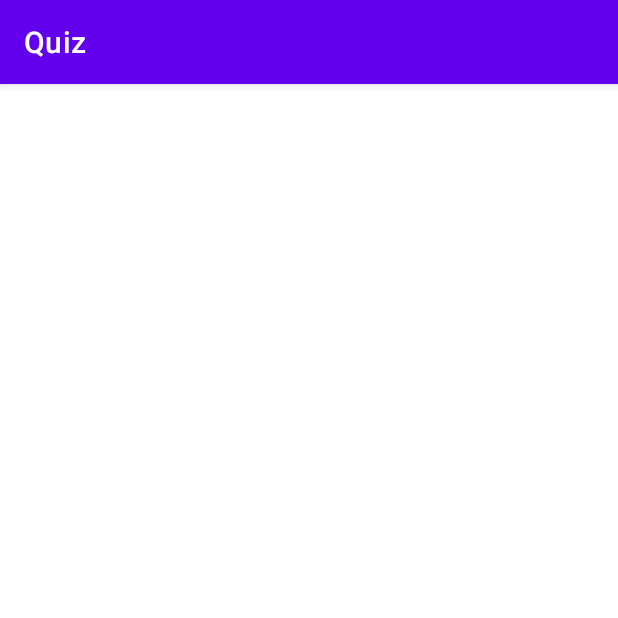
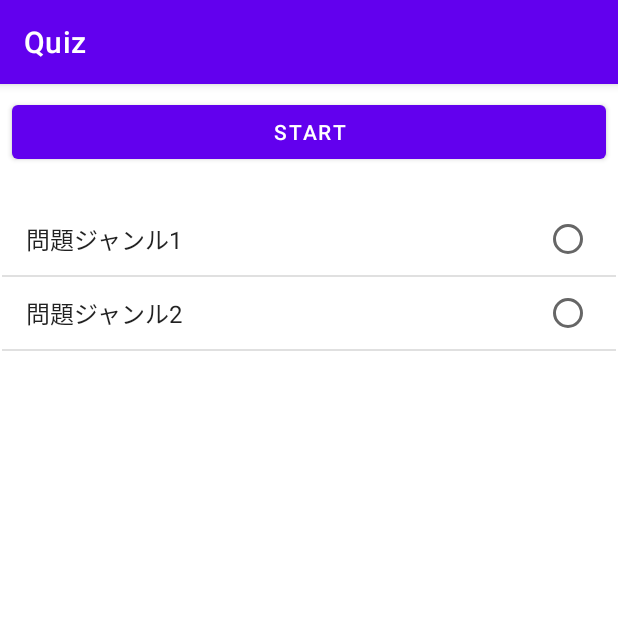
Before and after one commit to wonderers/Quiz, an Android app: the screen it shows after launch (MainActivity before the commit, StartActivity after it), on a phone screen of 412 x 824 dp, the top half of it. Run offline under Robolectric (Android 15) with nearby library versions, the phone set to English and light mode, and no system bars.

Commit message:
スタート画面からメイン画面への移動作成

```diff
--- a/app/src/main/AndroidManifest.xml
+++ b/app/src/main/AndroidManifest.xml
@@ -12,7 +12,7 @@
         android:theme="@style/Theme.Quiz"
         tools:targetApi="31">
         <activity
-            android:name=".MainActivity"
+            android:name=".StartActivity"
             android:exported="true">
             <intent-filter>
                 <action android:name="android.intent.action.MAIN" />
@@ -20,6 +20,8 @@
                 <category android:name="android.intent.category.LAUNCHER" />
             </intent-filter>
         </activity>
+        <activity android:name=".MainActivity"></activity>
+        <activity android:name=".ResultActivity"></activity>
     </application>
 
 </manifest>
--- /dev/null
+++ b/app/src/main/java/une/yasuaki/quiz/ResultActivity.java
@@ -0,0 +1,13 @@
+package une.yasuaki.quiz;
+
+import android.os.Bundle;
+
+import androidx.appcompat.app.AppCompatActivity;
+
+public class ResultActivity extends AppCompatActivity {
+    @Override
+    protected void onCreate(Bundle savedInstanceState) {
+        super.onCreate(savedInstanceState);
+        setContentView(R.layout.activity_result);
+    }
+}
--- a/app/src/main/java/une/yasuaki/quiz/StartActivity.java
+++ b/app/src/main/java/une/yasuaki/quiz/StartActivity.java
@@ -2,7 +2,44 @@ package une.yasuaki.quiz;
 
 import androidx.appcompat.app.AppCompatActivity;
 
+import android.annotation.SuppressLint;
+import android.content.Intent;
 import android.os.Bundle;
+import android.widget.ArrayAdapter;
+import android.widget.Button;
+import android.widget.ListView;
+import android.widget.TextView;
+import android.widget.Toast;
 
-public class StartActivity {
+import java.util.ArrayList;
+
+public class StartActivity extends AppCompatActivity{
+    @Override
+    protected void onCreate(Bundle savedInstanceState) {
+        super.onCreate(savedInstanceState);
+        setContentView(R.layout.activity_start);
+
+        //リスト項目をArray Listとして準備
+        final ArrayList<String> data=new ArrayList<>();
+        data.add("問題ジャンル1");
+        data.add("問題ジャンル2");
+
+        //配列アダプターを作成&ListViewに登録
+        ListView list= findViewById(R.id.list);
+        list.setAdapter(new ArrayAdapter<>(
+                this, android.R.layout.simple_list_item_single_choice,data
+        ));
+
+        list.setOnItemClickListener((adapterView, view, i, l) -> {
+            Toast.makeText(StartActivity.this, String.format("選択したのは%sです",((TextView)view).getText()), Toast.LENGTH_LONG).show();
+        });
+
+        //スタートボタンクリック時に呼び出されるイベントリスナー
+        Button btnStart=findViewById(R.id.btnStart);
+        btnStart.setOnClickListener(view -> {
+            // MainActivityへのインテントを作成
+            Intent i=new Intent(StartActivity.this,MainActivity.class);
+            startActivity(i);
+        });
+    }
 }
--- /dev/null
+++ b/app/src/main/res/layout/activity_result.xml
@@ -0,0 +1,6 @@
+<?xml version="1.0" encoding="utf-8"?>
+<androidx.constraintlayout.widget.ConstraintLayout xmlns:android="http://schemas.android.com/apk/res/android"
+    android:layout_width="match_parent"
+    android:layout_height="match_parent">
+
+</androidx.constraintlayout.widget.ConstraintLayout>
--- /dev/null
+++ b/app/src/main/res/layout/activity_start.xml
@@ -0,0 +1,32 @@
+<?xml version="1.0" encoding="utf-8"?>
+<androidx.constraintlayout.widget.ConstraintLayout xmlns:android="http://schemas.android.com/apk/res/android"
+    xmlns:app="http://schemas.android.com/apk/res-auto"
+    xmlns:tools="http://schemas.android.com/tools"
+    android:layout_width="match_parent"
+    android:layout_height="match_parent">
+
+    <Button
+        android:id="@+id/btnStart"
+        android:layout_width="0dp"
+        android:layout_height="wrap_content"
+        android:layout_marginStart="8dp"
+        android:layout_marginTop="8dp"
+        android:layout_marginEnd="8dp"
+        android:text="Start"
+        app:layout_constraintEnd_toEndOf="parent"
+        app:layout_constraintStart_toStartOf="parent"
+        app:layout_constraintTop_toTopOf="parent" />
+
+    <ListView
+        android:id="@+id/list"
+        android:layout_width="409dp"
+        android:layout_height="673dp"
+        android:layout_marginStart="1dp"
+        android:layout_marginTop="8dp"
+        android:layout_marginEnd="1dp"
+        android:choiceMode="singleChoice"
+        app:layout_constraintBottom_toBottomOf="parent"
+        app:layout_constraintEnd_toEndOf="parent"
+        app:layout_constraintStart_toStartOf="parent"
+        app:layout_constraintTop_toBottomOf="@+id/btnStart" />
+</androidx.constraintlayout.widget.ConstraintLayout>
```
